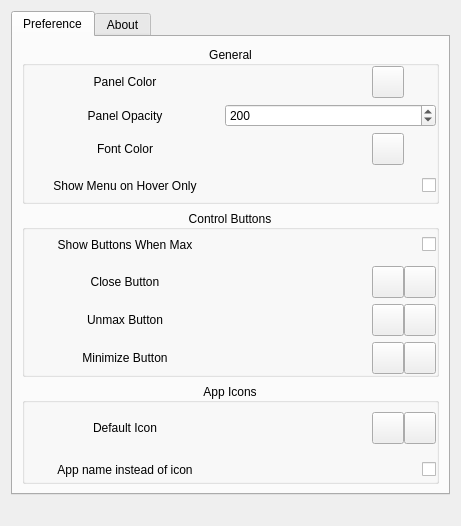
Above: frame/window/mainsettingwidget.ui from IMEVER/dde-top-panel before the change. Below: the same form after it.
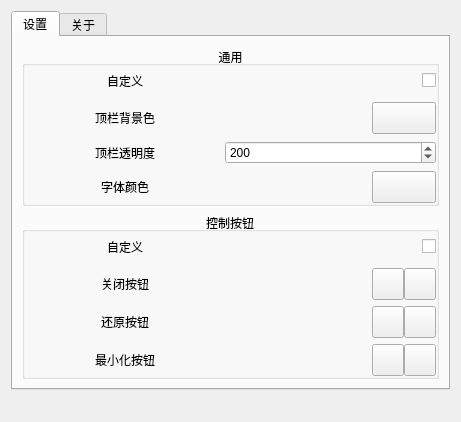
That is the form after the change. Icons and pictures are not drawn.

Patch:
```diff
--- a/frame/window/mainsettingwidget.ui
+++ b/frame/window/mainsettingwidget.ui
@@ -7,7 +7,7 @@
     <x>0</x>
     <y>0</y>
     <width>461</width>
-    <height>526</height>
+    <height>422</height>
    </rect>
   </property>
   <property name="windowTitle">
@@ -21,13 +21,13 @@
      </property>
      <widget class="QWidget" name="tab">
       <attribute name="title">
-       <string>Preference</string>
+       <string>设置</string>
       </attribute>
       <layout class="QVBoxLayout" name="verticalLayout_2">
        <item>
         <widget class="QGroupBox" name="groupBox_2">
          <property name="title">
-          <string>General</string>
+          <string>通用</string>
          </property>
          <property name="alignment">
           <set>Qt::AlignCenter</set>
@@ -48,6 +48,69 @@
           <property name="bottomMargin">
            <number>0</number>
           </property>
+          <item>
+           <widget class="QWidget" name="widget_8" native="true">
+            <layout class="QHBoxLayout" name="horizontalLayout_9">
+             <property name="spacing">
+              <number>0</number>
+             </property>
+             <property name="leftMargin">
+              <number>0</number>
+             </property>
+             <property name="topMargin">
+              <number>5</number>
+             </property>
+             <property name="rightMargin">
+              <number>0</number>
+             </property>
+             <property name="bottomMargin">
+              <number>5</number>
+             </property>
+             <item>
+              <widget class="QLabel" name="label_15">
+               <property name="minimumSize">
+                <size>
+                 <width>200</width>
+                 <height>0</height>
+                </size>
+               </property>
+               <property name="maximumSize">
+                <size>
+                 <width>200</width>
+                 <height>16777215</height>
+                </size>
+               </property>
+               <property name="text">
+                <string>自定义</string>
+               </property>
+               <property name="alignment">
+                <set>Qt::AlignCenter</set>
+               </property>
+              </widget>
+             </item>
+             <item>
+              <spacer name="horizontalSpacer_7">
+               <property name="orientation">
+                <enum>Qt::Horizontal</enum>
+               </property>
+               <property name="sizeHint" stdset="0">
+                <size>
+                 <width>40</width>
+                 <height>20</height>
+                </size>
+               </property>
+              </spacer>
+             </item>
+             <item>
+              <widget class="QCheckBox" name="panelCustomCheckBox">
+               <property name="text">
+                <string/>
+               </property>
+              </widget>
+             </item>
+            </layout>
+           </widget>
+          </item>
           <item>
            <widget class="QWidget" name="widget" native="true">
             <layout class="QHBoxLayout" name="horizontalLayout">
@@ -81,7 +144,7 @@
                 </size>
                </property>
                <property name="text">
-                <string>Panel Color</string>
+                <string>顶栏背景色</string>
                </property>
                <property name="alignment">
                 <set>Qt::AlignCenter</set>
@@ -124,19 +187,22 @@
               <widget class="QToolButton" name="panelColorToolButton">
                <property name="minimumSize">
                 <size>
-                 <width>32</width>
+                 <width>64</width>
                  <height>32</height>
                 </size>
                </property>
                <property name="maximumSize">
                 <size>
-                 <width>32</width>
+                 <width>64</width>
                  <height>32</height>
                 </size>
                </property>
                <property name="toolTip">
                 <string>Config</string>
                </property>
+               <property name="autoFillBackground">
+                <bool>true</bool>
+               </property>
                <property name="text">
                 <string/>
                </property>
@@ -146,25 +212,6 @@
                </property>
               </widget>
              </item>
-             <item>
-              <widget class="QLabel" name="label_5">
-               <property name="minimumSize">
-                <size>
-                 <width>32</width>
-                 <height>32</height>
-                </size>
-               </property>
-               <property name="maximumSize">
-                <size>
-                 <width>32</width>
-                 <height>32</height>
-                </size>
-               </property>
-               <property name="text">
-                <string/>
-               </property>
-              </widget>
-             </item>
             </layout>
            </widget>
           </item>
@@ -201,7 +248,7 @@
                 </size>
                </property>
                <property name="text">
-                <string>Panel Opacity</string>
+                <string>顶栏透明度</string>
                </property>
                <property name="alignment">
                 <set>Qt::AlignCenter</set>
@@ -254,7 +301,7 @@
                 </size>
                </property>
                <property name="text">
-                <string>Font Color</string>
+                <string>字体颜色</string>
                </property>
                <property name="alignment">
                 <set>Qt::AlignCenter</set>
@@ -274,133 +321,32 @@
                </property>
               </spacer>
              </item>
-             <item>
-              <widget class="QLabel" name="fontColorLabel">
-               <property name="minimumSize">
-                <size>
-                 <width>32</width>
-                 <height>32</height>
-                </size>
-               </property>
-               <property name="maximumSize">
-                <size>
-                 <width>32</width>
-                 <height>32</height>
-                </size>
-               </property>
-               <property name="styleSheet">
-                <string notr="true"/>
-               </property>
-               <property name="text">
-                <string/>
-               </property>
-              </widget>
-             </item>
              <item>
               <widget class="QToolButton" name="fontColorToolButton">
                <property name="minimumSize">
                 <size>
-                 <width>32</width>
+                 <width>64</width>
                  <height>32</height>
                 </size>
                </property>
                <property name="maximumSize">
                 <size>
-                 <width>32</width>
+                 <width>64</width>
                  <height>32</height>
                 </size>
                </property>
                <property name="toolTip">
                 <string>Config</string>
                </property>
+               <property name="autoFillBackground">
+                <bool>true</bool>
+               </property>
                <property name="text">
                 <string/>
                </property>
                <property name="icon">
                 <iconset theme=":/icons/config.svg">
                  <normaloff>.</normaloff>.</iconset>
-               </property>
-              </widget>
-             </item>
-             <item>
-              <widget class="QLabel" name="label_6">
-               <property name="minimumSize">
-                <size>
-                 <width>32</width>
-                 <height>32</height>
-                </size>
-               </property>
-               <property name="maximumSize">
-                <size>
-                 <width>32</width>
-                 <height>32</height>
-                </size>
-               </property>
-               <property name="text">
-                <string/>
-               </property>
-              </widget>
-             </item>
-            </layout>
-           </widget>
-          </item>
-          <item>
-           <widget class="QWidget" name="widget_8" native="true">
-            <layout class="QHBoxLayout" name="horizontalLayout_9">
-             <property name="spacing">
-              <number>0</number>
-             </property>
-             <property name="leftMargin">
-              <number>0</number>
-             </property>
-             <property name="topMargin">
-              <number>5</number>
-             </property>
-             <property name="rightMargin">
-              <number>0</number>
-             </property>
-             <property name="bottomMargin">
-              <number>5</number>
-             </property>
-             <item>
-              <widget class="QLabel" name="label_15">
-               <property name="minimumSize">
-                <size>
-                 <width>200</width>
-                 <height>0</height>
-                </size>
-               </property>
-               <property name="maximumSize">
-                <size>
-                 <width>200</width>
-                 <height>16777215</height>
-                </size>
-               </property>
-               <property name="text">
-                <string>Show Menu on Hover Only</string>
-               </property>
-               <property name="alignment">
-                <set>Qt::AlignCenter</set>
-               </property>
-              </widget>
-             </item>
-             <item>
-              <spacer name="horizontalSpacer_7">
-               <property name="orientation">
-                <enum>Qt::Horizontal</enum>
-               </property>
-               <property name="sizeHint" stdset="0">
-                <size>
-                 <width>40</width>
-                 <height>20</height>
-                </size>
-               </property>
-              </spacer>
-             </item>
-             <item>
-              <widget class="QCheckBox" name="menuOnHoverCheckBox">
-               <property name="text">
-                <string/>
                </property>
               </widget>
              </item>
@@ -413,7 +359,7 @@
        <item>
         <widget class="QGroupBox" name="groupBox">
          <property name="title">
-          <string>Control Buttons</string>
+          <string>控制按钮</string>
          </property>
          <property name="alignment">
           <set>Qt::AlignCenter</set>
@@ -467,7 +413,7 @@
                 </size>
                </property>
                <property name="text">
-                <string>Show Buttons When Max</string>
+                <string>自定义</string>
                </property>
                <property name="alignment">
                 <set>Qt::AlignCenter</set>
@@ -530,7 +476,7 @@
                 </size>
                </property>
                <property name="text">
-                <string>Close Button</string>
+                <string>关闭按钮</string>
                </property>
                <property name="alignment">
                 <set>Qt::AlignCenter</set>
@@ -567,6 +513,9 @@
                <property name="text">
                 <string/>
                </property>
+               <property name="margin">
+                <number>5</number>
+               </property>
               </widget>
              </item>
              <item>
@@ -657,7 +606,7 @@
                 </size>
                </property>
                <property name="text">
-                <string>Unmax Button</string>
+                <string>还原按钮</string>
                </property>
                <property name="alignment">
                 <set>Qt::AlignCenter</set>
@@ -694,6 +643,9 @@
                <property name="text">
                 <string/>
                </property>
+               <property name="margin">
+                <number>5</number>
+               </property>
               </widget>
              </item>
              <item>
@@ -784,7 +736,7 @@
                 </size>
                </property>
                <property name="text">
-                <string>Minimize Button</string>
+                <string>最小化按钮</string>
                </property>
                <property name="alignment">
                 <set>Qt::AlignCenter</set>
@@ -821,6 +773,9 @@
                <property name="text">
                 <string/>
                </property>
+               <property name="margin">
+                <number>5</number>
+               </property>
               </widget>
              </item>
              <item>
@@ -881,219 +836,11 @@
          </layout>
         </widget>
        </item>
-       <item>
-        <widget class="QGroupBox" name="groupBox_3">
-         <property name="title">
-          <string>App Icons</string>
-         </property>
-         <property name="alignment">
-          <set>Qt::AlignCenter</set>
-         </property>
-         <layout class="QVBoxLayout" name="verticalLayout_5">
-          <property name="leftMargin">
-           <number>0</number>
-          </property>
-          <property name="topMargin">
-           <number>0</number>
-          </property>
-          <property name="rightMargin">
-           <number>0</number>
-          </property>
-          <property name="bottomMargin">
-           <number>0</number>
-          </property>
-          <item>
-           <widget class="QWidget" name="widget_7" native="true">
-            <layout class="QHBoxLayout" name="horizontalLayout_7">
-             <property name="spacing">
-              <number>0</number>
-             </property>
-             <property name="leftMargin">
-              <number>0</number>
-             </property>
-             <property name="rightMargin">
-              <number>0</number>
-             </property>
-             <property name="bottomMargin">
-              <number>0</number>
-             </property>
-             <item>
-              <widget class="QLabel" name="label_10">
-               <property name="minimumSize">
-                <size>
-                 <width>200</width>
-                 <height>0</height>
-                </size>
-               </property>
-               <property name="maximumSize">
-                <size>
-                 <width>200</width>
-                 <height>16777215</height>
-                </size>
-               </property>
-               <property name="text">
-                <string>Default Icon</string>
-               </property>
-               <property name="alignment">
-                <set>Qt::AlignCenter</set>
-               </property>
-              </widget>
-             </item>
-             <item>
-              <spacer name="horizontalSpacer_6">
-               <property name="orientation">
-                <enum>Qt::Horizontal</enum>
-               </property>
-               <property name="sizeHint" stdset="0">
-                <size>
-                 <width>40</width>
-                 <height>20</height>
-                </size>
-               </property>
-              </spacer>
-             </item>
-             <item>
-              <widget class="QLabel" name="defaultIconLabel">
-               <property name="minimumSize">
-                <size>
-                 <width>32</width>
-                 <height>32</height>
-                </size>
-               </property>
-               <property name="maximumSize">
-                <size>
-                 <width>32</width>
-                 <height>32</height>
-                </size>
-               </property>
-               <property name="text">
-                <string/>
-               </property>
-              </widget>
-             </item>
-             <item>
-              <widget class="QToolButton" name="defaultIconToolButton">
-               <property name="minimumSize">
-                <size>
-                 <width>32</width>
-                 <height>32</height>
-                </size>
-               </property>
-               <property name="maximumSize">
-                <size>
-                 <width>32</width>
-                 <height>32</height>
-                </size>
-               </property>
-               <property name="toolTip">
-                <string>Config</string>
-               </property>
-               <property name="text">
-                <string/>
-               </property>
-               <property name="icon">
-                <iconset theme=":/icons/config.svg">
-                 <normaloff>.</normaloff>.</iconset>
-               </property>
-              </widget>
-             </item>
-             <item>
-              <widget class="QToolButton" name="defaultIconResetToolButton">
-               <property name="minimumSize">
-                <size>
-                 <width>32</width>
-                 <height>32</height>
-                </size>
-               </property>
-               <property name="maximumSize">
-                <size>
-                 <width>32</width>
-                 <height>32</height>
-                </size>
-               </property>
-               <property name="toolTip">
-                <string>Reset</string>
-               </property>
-               <property name="text">
-                <string/>
-               </property>
-               <property name="icon">
-                <iconset theme=":/icons/reset.svg">
-                 <normaloff>.</normaloff>.</iconset>
-               </property>
-              </widget>
-             </item>
-            </layout>
-           </widget>
-          </item>
-          <item>
-           <widget class="QWidget" name="widget_10" native="true">
-            <layout class="QHBoxLayout" name="horizontalLayout_11">
-             <property name="spacing">
-              <number>0</number>
-             </property>
-             <property name="leftMargin">
-              <number>0</number>
-             </property>
-             <property name="rightMargin">
-              <number>0</number>
-             </property>
-             <property name="bottomMargin">
-              <number>0</number>
-             </property>
-             <item>
-              <widget class="QLabel" name="label_20">
-               <property name="minimumSize">
-                <size>
-                 <width>200</width>
-                 <height>0</height>
-                </size>
-               </property>
-               <property name="maximumSize">
-                <size>
-                 <width>200</width>
-                 <height>16777215</height>
-                </size>
-               </property>
-               <property name="text">
-                <string>App name instead of icon</string>
-               </property>
-               <property name="alignment">
-                <set>Qt::AlignCenter</set>
-               </property>
-              </widget>
-             </item>
-             <item>
-              <spacer name="horizontalSpacer_9">
-               <property name="orientation">
-                <enum>Qt::Horizontal</enum>
-               </property>
-               <property name="sizeHint" stdset="0">
-                <size>
-                 <width>40</width>
-                 <height>20</height>
-                </size>
-               </property>
-              </spacer>
-             </item>
-             <item>
-              <widget class="QCheckBox" name="showAppNameCheckBox">
-               <property name="text">
-                <string/>
-               </property>
-              </widget>
-             </item>
-            </layout>
-           </widget>
-          </item>
-         </layout>
-        </widget>
-       </item>
       </layout>
      </widget>
      <widget class="QWidget" name="tab_2">
       <attribute name="title">
-       <string>About</string>
+       <string>关于</string>
       </attribute>
       <layout class="QHBoxLayout" name="horizontalLayout_8">
        <item>
```
Left out of the diff: 33 changed lines with no effect on the pictures.
